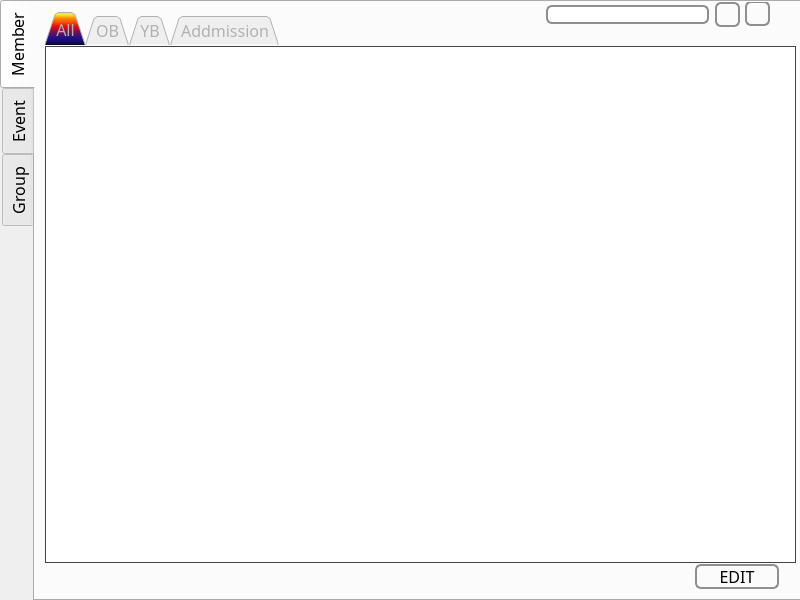
This is form.ui in websPC/member as Qt 5 draws it before an edit. The edited form follows.
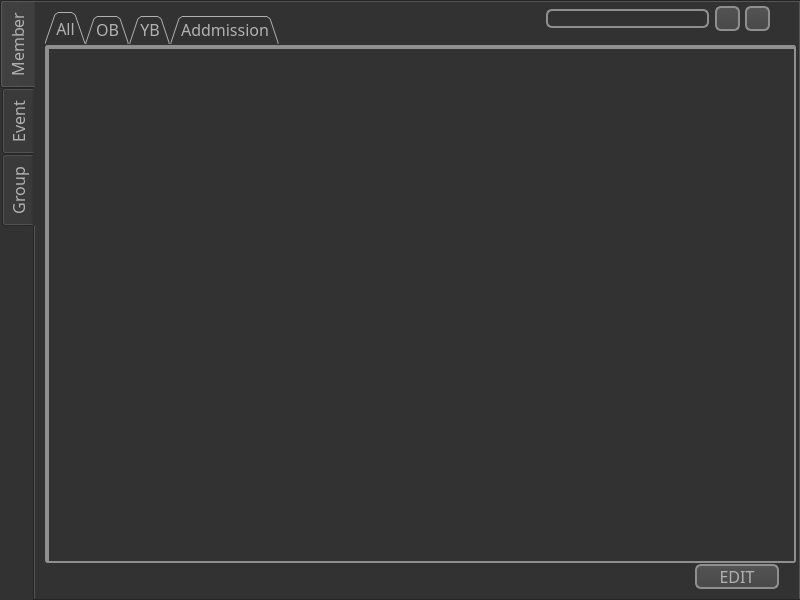
This is the edited form. The open tabs and pages were chosen to show the change. Icons and pictures are not drawn.

```diff
--- a/form.ui
+++ b/form.ui
@@ -18,7 +18,122 @@
     <normaloff>../1404296263554.jpeg</normaloff>../1404296263554.jpeg</iconset>
   </property>
   <property name="styleSheet">
-   <string notr="true"/>
+   <string notr="true">QWidget
+{
+color: #b1b1b1;
+background-color: #323232;
+}
+QWidget:item:hover
+{
+    background-color: QLinearGradient( x1: 0, y1: 0, x2: 0, y2: 1, stop: 0 #ffa02f, stop: 1 #ca0619);
+    color: #000000;
+}
+
+QWidget:item:selected
+{
+    background-color: QLinearGradient( x1: 0, y1: 0, x2: 0, y2: 1, stop: 0 #ffa02f, stop: 1 #d7801a);
+}
+
+QWidget:disabled
+{
+    color: #404040;
+    background-color: #323232;
+}
+
+/*QScrollBar:horizontal {
+     border: 1px solid #222222;
+     background: QLinearGradient( x1: 0, y1: 0, x2: 0, y2: 1, stop: 0.0 #121212, stop: 0.2 #282828, stop: 1 #484848);
+     height: 7px;
+     margin: 0px 16px 0 16px;
+}
+
+QScrollBar::handle:horizontal
+{
+      background: QLinearGradient( x1: 0, y1: 0, x2: 1, y2: 0, stop: 0 #ffa02f, stop: 0.5 #d7801a, stop: 1 #ffa02f);
+      min-height: 20px;
+      border-radius: 2px;
+}
+
+QScrollBar::add-line:horizontal {
+      border: 1px solid #1b1b19;
+      border-radius: 2px;
+      background: QLinearGradient( x1: 0, y1: 0, x2: 1, y2: 0, stop: 0 #ffa02f, stop: 1 #d7801a);
+      width: 14px;
+      subcontrol-position: right;
+      subcontrol-origin: margin;
+}
+
+QScrollBar::sub-line:horizontal {
+      border: 1px solid #1b1b19;
+      border-radius: 2px;
+      background: QLinearGradient( x1: 0, y1: 0, x2: 1, y2: 0, stop: 0 #ffa02f, stop: 1 #d7801a);
+      width: 14px;
+     subcontrol-position: left;
+     subcontrol-origin: margin;
+}
+
+QScrollBar::right-arrow:horizontal, QScrollBar::left-arrow:horizontal
+{
+      border: 1px solid black;
+      width: 1px;
+      height: 1px;
+      background: white;
+}
+
+QScrollBar::add-page:horizontal, QScrollBar::sub-page:horizontal
+{
+      background: none;
+}
+
+QScrollBar:vertical
+{
+      background: QLinearGradient( x1: 0, y1: 0, x2: 1, y2: 0, stop: 0.0 #121212, stop: 0.2 #282828, stop: 1 #484848);
+      width: 7px;
+      margin: 16px 0 16px 0;
+      border: 1px solid #222222;
+}
+
+QScrollBar::handle:vertical
+{
+      background: QLinearGradient( x1: 0, y1: 0, x2: 0, y2: 1, stop: 0 #ffa02f, stop: 0.5 #d7801a, stop: 1 #ffa02f);
+      min-height: 20px;
+      border-radius: 2px;
+}
+
+QScrollBar::add-line:vertical
+{
+      border: 1px solid #1b1b19;
+      border-radius: 2px;
+      background: QLinearGradient( x1: 0, y1: 0, x2: 0, y2: 1, stop: 0 #ffa02f, stop: 1 #d7801a);
+      height: 14px;
+      subcontrol-position: bottom;
+      subcontrol-origin: margin;
+}
+
+QScrollBar::sub-line:vertical
+{
+      border: 1px solid #1b1b19;
+      border-radius: 2px;
+      background: QLinearGradient( x1: 0, y1: 0, x2: 0, y2: 1, stop: 0 #d7801a, stop: 1 #ffa02f);
+      height: 14px;
+      subcontrol-position: top;
+      subcontrol-origin: margin;
+}
+
+QScrollBar::up-arrow:vertical, QScrollBar::down-arrow:vertical
+{
+      border: 1px solid black;
+      width: 1px;
+      height: 1px;
+      background: white;
+}
+
+
+QScrollBar::add-page:vertical, QScrollBar::sub-page:vertical
+{
+      background: none;
+}
+*/</string>
   </property>
   <widget class="QTabWidget" name="tabWidget_2">
    <property name="enabled">
@@ -47,6 +162,9 @@
    <property name="autoFillBackground">
     <bool>false</bool>
    </property>
+   <property name="styleSheet">
+    <string notr="true"/>
+   </property>
    <property name="tabPosition">
     <enum>QTabWidget::West</enum>
    </property>
@@ -81,21 +199,20 @@
      <property name="styleSheet">
       <string notr="true">QTabBar::tab {
     color: #b1b1b1;
-    border: 1px solid #444;
+    border: 1px solid #8f8f91;
     border-bottom-style: none;
-    
-	background-color: qlineargradient(spread:pad, x1:0, y1:1, x2:0, y2:0, stop:0 rgba(0, 0, 0, 255), stop:0.05 rgba(14, 8, 73, 255), stop:0.227273 rgba(28, 17, 145, 255), stop:0.414773 rgba(126, 14, 81, 255), stop:0.579545 rgba(234, 11, 11, 255), stop:0.6875 rgba(244, 70, 5, 255), stop:0.818182 rgba(255, 136, 0, 255), stop:0.935 rgba(239, 236, 55, 255));
+    background-color: #323232;
     padding-left: 10px;
     padding-right: 10px;
-    padding-top: 3px;
+    padding-top: 2px;
     padding-bottom: 2px;
     margin-right: -1px;
 }
 
 QTabWidget::pane {
- 
-    border: 1px solid #444;
+    border: 2px solid #8f8f91;
     top: 1px;
+border-radius: 3px;
 }
 
 QTabBar::tab:last
@@ -114,14 +231,10 @@
 
 QTabBar::tab:!selected
 {
-    
-	color: #b1b1b1;
+    color: #b1b1b1;
     border-bottom-style: solid;
     margin-top: 3px;
-    /*background-color: QLinearGradient(x1:0, y1:0, x2:0, y2:1, stop:1 #212121, stop:.4 #343434);*/
-	
-	background-color: qlineargradient(spread:pad, x1:0, y1:1, x2:0, y2:0, stop:0 rgba(0, 0, 0, 255), stop:0.05 rgba(14, 8, 73, 255), stop:0.227273 rgba(28, 17, 145, 255), stop:0.414773 rgba(126, 14, 81, 255), stop:0.579545 rgba(234, 11, 11, 255), stop:0.6875 rgba(244, 70, 5, 255), stop:0.818182 rgba(255, 136, 0, 255), stop:0.935 rgba(239, 236, 55, 255));
-
+    background-color: QLinearGradient(x1:0, y1:0, x2:0, y2:1, stop:1 #212121, stop:.4 #343434);
 }
 
 QTabBar::tab:selected
@@ -137,10 +250,8 @@
     padding-bottom: 3px;*/
     border-top-left-radius: 3px;
     border-top-right-radius: 3px;
-    /*background-color: QLinearGradient(x1:0, y1:0, x2:0, y2:1, stop:1 #212121, stop:0.4 #343434, stop:0.2 #343434, stop:0.1 #ffaa00);*/
-	background-color: qlineargradient(spread:pad, x1:0, y1:1, x2:0, y2:0, stop:0 rgba(14, 8, 73, 143), stop:0.227273 rgba(28, 17, 145, 130), stop:0.414773 rgba(126, 14, 81, 132), stop:0.579545 rgba(234, 11, 11, 114), stop:0.6875 rgba(244, 70, 5, 127), stop:0.818182 rgba(255, 136, 0, 123), stop:0.943182 rgba(239, 236, 55, 128));
-}
-</string>
+    background-color: QLinearGradient(x1:0, y1:0, x2:0, y2:1, stop:1 #212121, stop:0.4 #343434, stop:0.2 #343434, stop:0.1 #ffaa00);
+}</string>
      </property>
      <property name="tabPosition">
       <enum>QTabWidget::North</enum>
@@ -182,6 +293,12 @@
          <height>531</height>
         </rect>
        </property>
+       <property name="sizePolicy">
+        <sizepolicy hsizetype="Fixed" vsizetype="Expanding">
+         <horstretch>0</horstretch>
+         <verstretch>0</verstretch>
+        </sizepolicy>
+       </property>
        <property name="font">
         <font>
          <family>1훈버거버거 Regular</family>
@@ -189,12 +306,51 @@
         </font>
        </property>
        <property name="styleSheet">
-        <string notr="true">
-border: 0px;
- </string>
+        <string notr="true">QTableView {
+    
+gridline-color: #8f8f91;
+   
+alternate-background-color:#8f8f91;
+  
+   min-width: 30ex;
+    border: 2px solid #8f8f91;
+    border-radius: 0px;
+    padding: 2px 4px;
+}
+
+QHeaderView {
+
+
+
+border: 2px solid rgb(144, 144, 144);
+border:0px solid rgb(191,191,191);
+border-left-color: #8f8f91;
+border-top-color: #8f8f91;
+border-radius:0px;
+min-height:29px;
+}
+
+QHeaderView::section {
+	background-color: #8f8f91;
+	gridline-color: rgb(50, 50, 50);
+color : rgb(50,50,50);
+
+border: 1px solid rgb(50, 50, 50);
+border-radius:0px;
+border-color:#8f8f91;
+}</string>
+       </property>
+       <property name="sizeAdjustPolicy">
+        <enum>QAbstractScrollArea::AdjustToContents</enum>
        </property>
        <property name="alternatingRowColors">
-        <bool>true</bool>
+        <bool>false</bool>
+       </property>
+       <property name="verticalScrollMode">
+        <enum>QAbstractItemView::ScrollPerPixel</enum>
+       </property>
+       <property name="horizontalScrollMode">
+        <enum>QAbstractItemView::ScrollPerPixel</enum>
        </property>
        <property name="sortingEnabled">
         <bool>true</bool>
@@ -205,6 +361,9 @@
        <attribute name="horizontalHeaderMinimumSectionSize">
         <number>78</number>
        </attribute>
+       <attribute name="horizontalHeaderStretchLastSection">
+        <bool>true</bool>
+       </attribute>
       </widget>
      </widget>
      <widget class="QWidget" name="tab_2">
@@ -308,26 +467,27 @@
       </font>
      </property>
      <property name="styleSheet">
-      <string notr="true"> QPushButton {
-     border: 2px solid #8f8f91;
-     border-radius: 6px;
-     background-color: qlineargradient(x1: 0, y1: 0, x2: 0, y2: 1,
-                                       stop: 0 #f6f7fa, stop: 1 #dadbde);
-     min-width: 80px;
- }
+      <string notr="true">QPushButton
+{
+    color: #b1b1b1;
+    background-color: QLinearGradient( x1: 0, y1: 0, x2: 0, y2: 1, stop: 0 #565656, stop: 0.1 #525252, stop: 0.5 #4e4e4e, stop: 0.9 #4a4a4a, stop: 1 #464646);
+    border: 2px solid #8f8f91;
+     border-radius: 6px;   
+    padding: 3px;
+  
+    padding-left: 5px;
+    padding-right: 5px;
+}
 
- QPushButton:pressed {
-     background-color: qlineargradient(x1: 0, y1: 0, x2: 0, y2: 1,
-                                       stop: 0 #dadbde, stop: 1 #f6f7fa);
- }
+QPushButton:pressed
+{
+    background-color: QLinearGradient( x1: 0, y1: 0, x2: 0, y2: 1, stop: 0 #2d2d2d, stop: 0.1 #2b2b2b, stop: 0.5 #292929, stop: 0.9 #282828, stop: 1 #252525);
+}
 
- QPushButton:flat {
-     border: none; /* no border for a flat push button */
- }
-
- QPushButton:default {
-     border-color: navy; /* make the default button prominent */
- }</string>
+QPushButton:hover
+{
+    border: 2px solid QLinearGradient( x1: 0, y1: 0, x2: 0, y2: 1, stop: 0 #ffa02f, stop: 1 #d7801a);
+}</string>
      </property>
      <property name="text">
       <string>EDIT</string>
@@ -337,7 +497,7 @@
      <property name="geometry">
       <rect>
        <x>511</x>
-       <y>3</y>
+       <y>7</y>
        <width>163</width>
        <height>19</height>
       </rect>
@@ -353,48 +513,49 @@
      border: 2px solid #8f8f91;
      border-radius: 6px;
     }
-</string>
+
+QLineEdit:hover
+{
+    border: 2px solid QLinearGradient( x1: 0, y1: 0, x2: 0, y2: 1, stop: 0 #ffa02f, stop: 1 #d7801a);
+}</string>
      </property>
     </widget>
     <widget class="QPushButton" name="pushButton_5">
      <property name="geometry">
       <rect>
        <x>680</x>
-       <y>0</y>
+       <y>4</y>
        <width>25</width>
        <height>25</height>
       </rect>
      </property>
      <property name="font">
       <font>
-       <family>1훈버거버거 Regular</family>
-       <pointsize>12</pointsize>
-       <stylestrategy>PreferAntialias</stylestrategy>
+       <pointsize>-1</pointsize>
       </font>
      </property>
      <property name="styleSheet">
-      <string notr="true"> QPushButton {
-     border: 2px solid #8f8f91;
-     border-radius: 6px;
-     background-color: qlineargradient(x1: 0, y1: 0, x2: 0, y2: 1,
-                                       stop: 0 #f6f7fa, stop: 1 #dadbde);
-    /* min-width: 80px;*/
-image: url(:/new/prefix1/Search.png);
- }
+      <string notr="true">QPushButton
+{
+    color: #b1b1b1;
+    background-color: QLinearGradient( x1: 0, y1: 0, x2: 0, y2: 1, stop: 0 #565656, stop: 0.1 #525252, stop: 0.5 #4e4e4e, stop: 0.9 #4a4a4a, stop: 1 #464646);
+    border: 2px solid #8f8f91;
+     border-radius: 6px;   
+    padding: 3px;
+    font-size: 12px;
+    padding-left: 5px;
+    padding-right: 5px;
+}
 
- QPushButton:pressed {
-     background-color: qlineargradient(x1: 0, y1: 0, x2: 0, y2: 1,
-                                       stop: 0 #dadbde, stop: 1 #f6f7fa);
- }
+QPushButton:pressed
+{
+    background-color: QLinearGradient( x1: 0, y1: 0, x2: 0, y2: 1, stop: 0 #2d2d2d, stop: 0.1 #2b2b2b, stop: 0.5 #292929, stop: 0.9 #282828, stop: 1 #252525);
+}
 
- QPushButton:flat {
-     border: none; /* no border for a flat push button */
- }
-
- QPushButton:default {
-     border-color: navy; /* make the default button prominent */
- }
-</string>
+QPushButton:hover
+{
+    border: 2px solid QLinearGradient( x1: 0, y1: 0, x2: 0, y2: 1, stop: 0 #ffa02f, stop: 1 #d7801a);
+}</string>
      </property>
      <property name="text">
       <string/>
@@ -414,39 +575,38 @@
      <property name="geometry">
       <rect>
        <x>710</x>
-       <y>-1</y>
+       <y>4</y>
        <width>25</width>
        <height>25</height>
       </rect>
      </property>
      <property name="font">
       <font>
-       <family>1훈버거버거 Regular</family>
-       <pointsize>12</pointsize>
+       <pointsize>-1</pointsize>
       </font>
      </property>
      <property name="styleSheet">
-      <string notr="true"> QPushButton {
-     border: 2px solid #8f8f91;
-     border-radius: 6px;
-     background-color: qlineargradient(x1: 0, y1: 0, x2: 0, y2: 1,
-                                       stop: 0 #f6f7fa, stop: 1 #dadbde);
-  image: url(:/new/prefix1/refresh.png);
- }
+      <string notr="true">QPushButton
+{
+    color: #b1b1b1;
+    background-color: QLinearGradient( x1: 0, y1: 0, x2: 0, y2: 1, stop: 0 #565656, stop: 0.1 #525252, stop: 0.5 #4e4e4e, stop: 0.9 #4a4a4a, stop: 1 #464646);
+    border: 2px solid #8f8f91;
+     border-radius: 6px;   
+    padding: 3px;
+    font-size: 12px;
+    padding-left: 5px;
+    padding-right: 5px;
+}
 
- QPushButton:pressed {
-     background-color: qlineargradient(x1: 0, y1: 0, x2: 0, y2: 1,
-                                       stop: 0 #dadbde, stop: 1 #f6f7fa);
- }
+QPushButton:pressed
+{
+    background-color: QLinearGradient( x1: 0, y1: 0, x2: 0, y2: 1, stop: 0 #2d2d2d, stop: 0.1 #2b2b2b, stop: 0.5 #292929, stop: 0.9 #282828, stop: 1 #252525);
+}
 
- QPushButton:flat {
-     border: none; /* no border for a flat push button */
- }
-
- QPushButton:default {
-     border-color: navy; /* make the default button prominent */
- }
-</string>
+QPushButton:hover
+{
+    border: 2px solid QLinearGradient( x1: 0, y1: 0, x2: 0, y2: 1, stop: 0 #ffa02f, stop: 1 #d7801a);
+}</string>
      </property>
      <property name="text">
       <string/>
```
Left out of the diff: 200 changed lines with no effect on the pictures.
